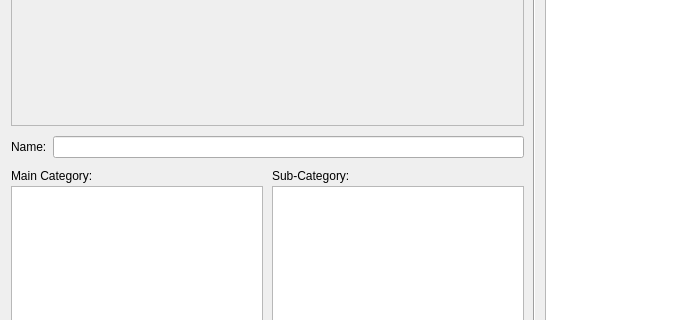
The window that MainWindow.ui (jeremyabel/Spectra) describes before a commit, drawn with Qt 5; both pictures show x 0 to 673 and y 185 to 505 of the 880 by 802 pixel window.
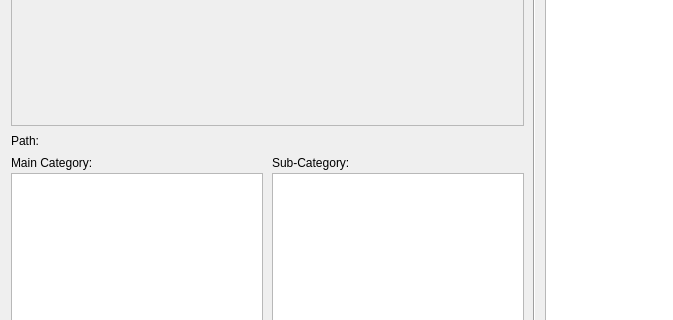
The same window after the commit.

Commit message: replaced name field with static path label

Diff of the .ui file:
```diff
--- a/MainWindow.ui
+++ b/MainWindow.ui
@@ -105,7 +105,7 @@
          <property name="sizeHint" stdset="0">
           <size>
            <width>20</width>
-           <height>4</height>
+           <height>2</height>
           </size>
          </property>
         </spacer>
@@ -115,16 +115,10 @@
          <item>
           <widget class="QLabel" name="nameLabel">
            <property name="text">
-            <string>Name:</string>
-           </property>
-           <property name="buddy">
-            <cstring>nameLineEdit</cstring>
+            <string>Path:</string>
            </property>
           </widget>
          </item>
-         <item>
-          <widget class="QLineEdit" name="nameLineEdit"/>
-         </item>
         </layout>
        </item>
        <item>
@@ -138,7 +132,7 @@
          <property name="sizeHint" stdset="0">
           <size>
            <width>20</width>
-           <height>5</height>
+           <height>2</height>
           </size>
          </property>
         </spacer>
```
Left out of the diff: 5 changed lines with no effect on the pictures. The commit also changes 3 other files.
